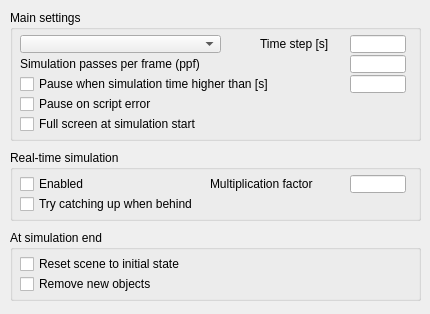
First picture: the form in ui/qdlgsimulation.ui, repository CoppeliaRobotics/coppeliaSimLib, before the edit.
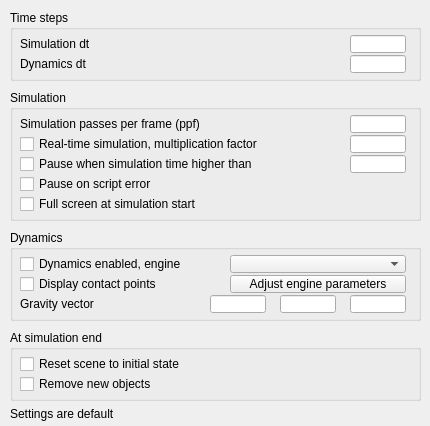
Second picture: the form after the edit.

Commit message: merged and reworked the simulation and dynamics dialogs

The edit to the form file:
```diff
--- a/ui/qdlgsimulation.ui
+++ b/ui/qdlgsimulation.ui
@@ -7,7 +7,7 @@
     <x>0</x>
     <y>0</y>
     <width>430</width>
-    <height>314</height>
+    <height>426</height>
    </rect>
   </property>
   <property name="windowTitle">
@@ -20,7 +20,7 @@
    <property name="geometry">
     <rect>
      <x>10</x>
-     <y>230</y>
+     <y>330</y>
      <width>411</width>
      <height>71</height>
     </rect>
@@ -70,15 +70,246 @@
      <x>10</x>
      <y>10</y>
      <width>411</width>
+     <height>71</height>
+    </rect>
+   </property>
+   <property name="title">
+    <string>Time steps</string>
+   </property>
+   <property name="flat">
+    <bool>false</bool>
+   </property>
+   <widget class="QLineEdit" name="qqTimeStep">
+    <property name="geometry">
+     <rect>
+      <x>340</x>
+      <y>25</y>
+      <width>56</width>
+      <height>18</height>
+     </rect>
+    </property>
+   </widget>
+   <widget class="QLabel" name="label">
+    <property name="geometry">
+     <rect>
+      <x>10</x>
+      <y>25</y>
+      <width>331</width>
+      <height>18</height>
+     </rect>
+    </property>
+    <property name="text">
+     <string>Simulation dt</string>
+    </property>
+   </widget>
+   <widget class="QLineEdit" name="qqDynTimeStep">
+    <property name="geometry">
+     <rect>
+      <x>340</x>
+      <y>45</y>
+      <width>56</width>
+      <height>18</height>
+     </rect>
+    </property>
+   </widget>
+   <widget class="QLabel" name="qqDynamicsDtLabel">
+    <property name="geometry">
+     <rect>
+      <x>10</x>
+      <y>45</y>
+      <width>331</width>
+      <height>18</height>
+     </rect>
+    </property>
+    <property name="text">
+     <string>Dynamics dt</string>
+    </property>
+   </widget>
+  </widget>
+  <widget class="QLabel" name="qqInfo">
+   <property name="geometry">
+    <rect>
+     <x>10</x>
+     <y>405</y>
+     <width>411</width>
+     <height>18</height>
+    </rect>
+   </property>
+   <property name="text">
+    <string>Settings are default</string>
+   </property>
+  </widget>
+  <widget class="QGroupBox" name="groupBox_3">
+   <property name="geometry">
+    <rect>
+     <x>10</x>
+     <y>230</y>
+     <width>411</width>
+     <height>91</height>
+    </rect>
+   </property>
+   <property name="title">
+    <string>Dynamics</string>
+   </property>
+   <property name="flat">
+    <bool>false</bool>
+   </property>
+   <widget class="QLineEdit" name="qqGravityZ">
+    <property name="geometry">
+     <rect>
+      <x>340</x>
+      <y>65</y>
+      <width>56</width>
+      <height>18</height>
+     </rect>
+    </property>
+   </widget>
+   <widget class="QLineEdit" name="qqGravityY">
+    <property name="geometry">
+     <rect>
+      <x>270</x>
+      <y>65</y>
+      <width>56</width>
+      <height>18</height>
+     </rect>
+    </property>
+   </widget>
+   <widget class="QLabel" name="label_4">
+    <property name="geometry">
+     <rect>
+      <x>10</x>
+      <y>65</y>
+      <width>191</width>
+      <height>18</height>
+     </rect>
+    </property>
+    <property name="text">
+     <string>Gravity vector</string>
+    </property>
+   </widget>
+   <widget class="QToolButton" name="qqAdjustEngine">
+    <property name="geometry">
+     <rect>
+      <x>220</x>
+      <y>45</y>
+      <width>176</width>
+      <height>18</height>
+     </rect>
+    </property>
+    <property name="text">
+     <string>Adjust engine parameters</string>
+    </property>
+   </widget>
+   <widget class="QCheckBox" name="qqContactPoints">
+    <property name="geometry">
+     <rect>
+      <x>10</x>
+      <y>45</y>
+      <width>211</width>
+      <height>18</height>
+     </rect>
+    </property>
+    <property name="focusPolicy">
+     <enum>Qt::StrongFocus</enum>
+    </property>
+    <property name="text">
+     <string>Display contact points</string>
+    </property>
+   </widget>
+   <widget class="QLineEdit" name="qqGravityX">
+    <property name="geometry">
+     <rect>
+      <x>200</x>
+      <y>65</y>
+      <width>56</width>
+      <height>18</height>
+     </rect>
+    </property>
+   </widget>
+   <widget class="QCheckBox" name="qqEnabled">
+    <property name="geometry">
+     <rect>
+      <x>10</x>
+      <y>25</y>
+      <width>211</width>
+      <height>18</height>
+     </rect>
+    </property>
+    <property name="focusPolicy">
+     <enum>Qt::StrongFocus</enum>
+    </property>
+    <property name="text">
+     <string>Dynamics enabled, engine</string>
+    </property>
+   </widget>
+   <widget class="QComboBox" name="qqEngineCombo">
+    <property name="geometry">
+     <rect>
+      <x>220</x>
+      <y>25</y>
+      <width>176</width>
+      <height>18</height>
+     </rect>
+    </property>
+   </widget>
+  </widget>
+  <widget class="QGroupBox" name="groupBox_4">
+   <property name="geometry">
+    <rect>
+     <x>10</x>
+     <y>90</y>
+     <width>411</width>
      <height>131</height>
     </rect>
    </property>
    <property name="title">
-    <string>Main settings</string>
+    <string>Simulation</string>
    </property>
    <property name="flat">
     <bool>false</bool>
    </property>
+   <widget class="QCheckBox" name="qqFullscreen">
+    <property name="geometry">
+     <rect>
+      <x>10</x>
+      <y>105</y>
+      <width>271</width>
+      <height>18</height>
+     </rect>
+    </property>
+    <property name="focusPolicy">
+     <enum>Qt::StrongFocus</enum>
+    </property>
+    <property name="text">
+     <string>Full screen at simulation start</string>
+    </property>
+   </widget>
+   <widget class="QLineEdit" name="qqScriptExecutionPasses">
+    <property name="geometry">
+     <rect>
+      <x>340</x>
+      <y>25</y>
+      <width>56</width>
+      <height>18</height>
+     </rect>
+    </property>
+   </widget>
+   <widget class="QCheckBox" name="qqPauseWhenTimeHigher">
+    <property name="geometry">
+     <rect>
+      <x>10</x>
+      <y>65</y>
+      <width>331</width>
+      <height>18</height>
+     </rect>
+    </property>
+    <property name="focusPolicy">
+     <enum>Qt::StrongFocus</enum>
+    </property>
+    <property name="text">
+     <string>Pause when simulation time higher than</string>
+    </property>
+   </widget>
    <widget class="QCheckBox" name="qqPauseOnScriptError">
     <property name="geometry">
      <rect>
@@ -95,12 +326,22 @@
      <string>Pause on script error</string>
     </property>
    </widget>
+   <widget class="QLineEdit" name="qqPauseTime">
+    <property name="geometry">
+     <rect>
+      <x>340</x>
+      <y>65</y>
+      <width>56</width>
+      <height>18</height>
+     </rect>
+    </property>
+   </widget>
    <widget class="QLabel" name="label_2">
     <property name="geometry">
      <rect>
       <x>10</x>
-      <y>45</y>
-      <width>271</width>
+      <y>25</y>
+      <width>331</width>
       <height>18</height>
      </rect>
     </property>
@@ -108,158 +349,22 @@
      <string>Simulation passes per frame (ppf)</string>
     </property>
    </widget>
-   <widget class="QLineEdit" name="qqTimeStep">
-    <property name="geometry">
-     <rect>
-      <x>340</x>
-      <y>25</y>
-      <width>56</width>
-      <height>18</height>
-     </rect>
-    </property>
-   </widget>
-   <widget class="QLineEdit" name="qqPauseTime">
-    <property name="geometry">
-     <rect>
-      <x>340</x>
-      <y>65</y>
-      <width>56</width>
-      <height>18</height>
-     </rect>
-    </property>
-   </widget>
-   <widget class="QLineEdit" name="qqScriptExecutionPasses">
-    <property name="geometry">
-     <rect>
-      <x>340</x>
-      <y>45</y>
-      <width>56</width>
-      <height>18</height>
-     </rect>
-    </property>
-   </widget>
-   <widget class="QCheckBox" name="qqPauseWhenTimeHigher">
-    <property name="geometry">
-     <rect>
-      <x>10</x>
-      <y>65</y>
-      <width>331</width>
-      <height>18</height>
-     </rect>
-    </property>
-    <property name="focusPolicy">
-     <enum>Qt::StrongFocus</enum>
-    </property>
-    <property name="text">
-     <string>Pause when simulation time higher than [s]</string>
-    </property>
-   </widget>
-   <widget class="QLabel" name="label">
-    <property name="geometry">
-     <rect>
-      <x>250</x>
-      <y>25</y>
-      <width>91</width>
-      <height>18</height>
-     </rect>
-    </property>
-    <property name="text">
-     <string>Time step [s]</string>
-    </property>
-   </widget>
-   <widget class="QComboBox" name="qqConfigCombo">
-    <property name="geometry">
-     <rect>
-      <x>10</x>
-      <y>25</y>
-      <width>201</width>
-      <height>18</height>
-     </rect>
-    </property>
-   </widget>
-   <widget class="QCheckBox" name="qqFullscreen">
-    <property name="geometry">
-     <rect>
-      <x>10</x>
-      <y>105</y>
-      <width>271</width>
-      <height>18</height>
-     </rect>
-    </property>
-    <property name="focusPolicy">
-     <enum>Qt::StrongFocus</enum>
-    </property>
-    <property name="text">
-     <string>Full screen at simulation start</string>
-    </property>
-   </widget>
-  </widget>
-  <widget class="QGroupBox" name="bla">
-   <property name="geometry">
-    <rect>
-     <x>10</x>
-     <y>150</y>
-     <width>411</width>
-     <height>71</height>
-    </rect>
-   </property>
-   <property name="title">
-    <string>Real-time simulation</string>
-   </property>
-   <property name="flat">
-    <bool>false</bool>
-   </property>
-   <property name="checkable">
-    <bool>false</bool>
-   </property>
-   <property name="checked">
-    <bool>false</bool>
-   </property>
    <widget class="QLineEdit" name="qqMultiplicationCoefficient">
     <property name="geometry">
      <rect>
       <x>340</x>
-      <y>25</y>
-      <width>56</width>
-      <height>18</height>
-     </rect>
-    </property>
-   </widget>
-   <widget class="QLabel" name="label_3">
-    <property name="geometry">
-     <rect>
-      <x>200</x>
-      <y>25</y>
-      <width>141</width>
-      <height>18</height>
-     </rect>
-    </property>
-    <property name="text">
-     <string>Multiplication factor</string>
-    </property>
-   </widget>
-   <widget class="QCheckBox" name="qqCatchUp">
-    <property name="geometry">
-     <rect>
-      <x>10</x>
       <y>45</y>
-      <width>271</width>
+      <width>56</width>
       <height>18</height>
      </rect>
     </property>
-    <property name="focusPolicy">
-     <enum>Qt::StrongFocus</enum>
-    </property>
-    <property name="text">
-     <string>Try catching up when behind</string>
-    </property>
    </widget>
    <widget class="QCheckBox" name="qqRealTime">
     <property name="geometry">
      <rect>
       <x>10</x>
-      <y>25</y>
-      <width>121</width>
+      <y>45</y>
+      <width>331</width>
       <height>18</height>
      </rect>
     </property>
@@ -267,7 +372,7 @@
      <enum>Qt::StrongFocus</enum>
     </property>
     <property name="text">
-     <string>Enabled</string>
+     <string>Real-time simulation, multiplication factor</string>
     </property>
    </widget>
   </widget>
```
Left out of the diff: 14 changed lines with no effect on the pictures. The commit also changes 35 other files.
